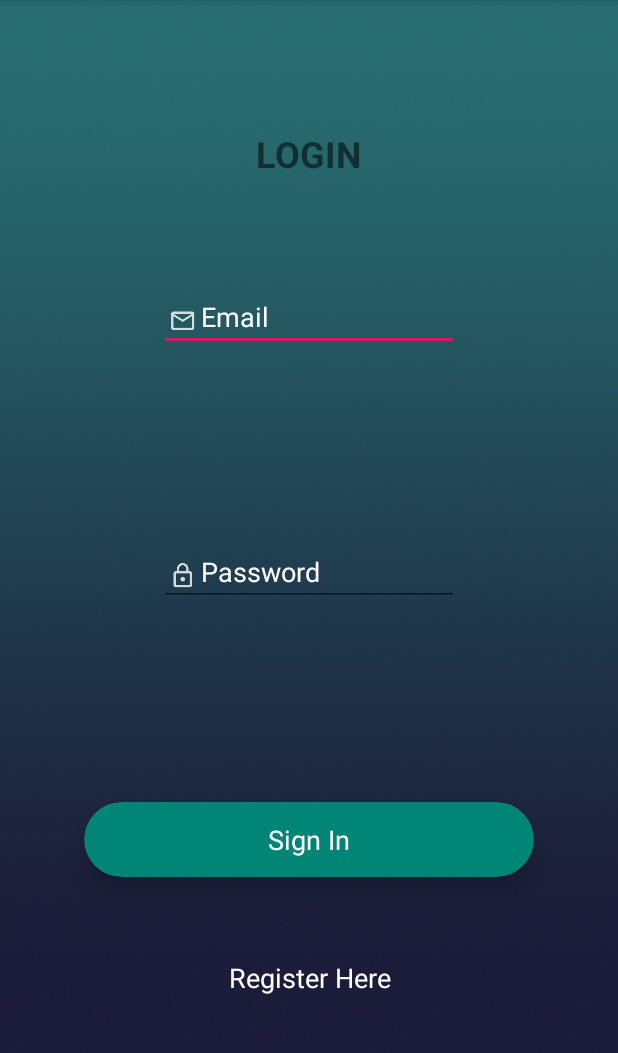
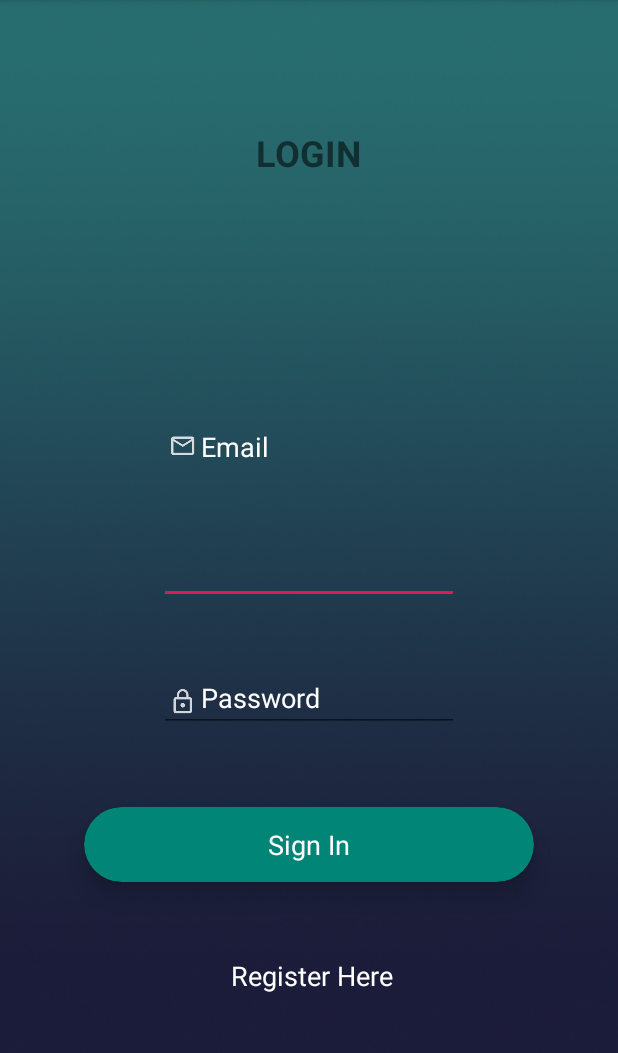
Before and after one commit to PatrickFurman/Homecooked, an Android app: the screen it shows after launch (Login), on a phone screen of 412 x 824 dp, the part 84-1137 px from its top. Run offline under Robolectric (Android 15) with nearby library versions, the phone set to English and light mode, and no system bars; our stand-ins replace Firebase (no records; nobody signed in at launch, a user with empty details on screens opened directly).

Commit message:
Merge branch 'master' of https://github.com/PatrickFurman/Homecooked
# Conflicts:
#	app/src/main/AndroidManifest.xml
#	app/src/main/java/com/homcooked/homecooked/Login.java
#	app/src/main/res/layout/activity_login.xml
#	app/src/main/res/values/strings.xml

```diff
--- a/app/src/main/res/layout/activity_login.xml
+++ b/app/src/main/res/layout/activity_login.xml
@@ -12,13 +12,15 @@
         android:id="@+id/etName"
         android:layout_width="200dp"
         android:layout_height="40dp"
-        android:layout_alignParentTop="true"
+        android:layout_above="@+id/etPassword"
+        android:layout_below="@+id/Login"
         android:layout_centerHorizontal="true"
-        android:layout_marginTop="194dp"
+        android:layout_marginTop="75dp"
+        android:layout_marginBottom="45dp"
         android:autofillHints=""
         android:drawableStart="@drawable/ic_action_email"
         android:ems="10"
-        android:hint="Email"
+        android:hint="@string/email"
         android:inputType="textPersonName"
         android:textColor="@color/common_google_signin_btn_text_dark_default"
         android:textColorHint="#fff"
@@ -30,7 +32,7 @@
         android:layout_height="wrap_content"
         android:layout_alignParentTop="true"
         android:layout_centerHorizontal="true"
-        android:layout_marginTop="86dp"
+        android:layout_marginTop="85dp"
         android:text="@string/login"
         android:textAllCaps="true"
         android:textSize="24sp"
@@ -40,12 +42,13 @@
         android:id="@+id/etPassword"
         android:layout_width="200dp"
         android:layout_height="40dp"
+        android:layout_above="@+id/Sign_in"
         android:layout_centerHorizontal="true"
-        android:layout_centerVertical="true"
+        android:layout_marginBottom="50dp"
         android:autofillHints=""
         android:drawableStart="@drawable/ic_action_password"
         android:ems="10"
-        android:hint="Password"
+        android:hint="@string/password"
         android:inputType="textPassword"
         android:textColor="@color/common_google_signin_btn_text_dark_default"
         android:textColorHint="#fff"
@@ -57,7 +60,7 @@
         android:layout_height="50dp"
         android:layout_alignParentBottom="true"
         android:layout_centerHorizontal="true"
-        android:layout_marginBottom="183dp"
+        android:layout_marginBottom="180dp"
         app:cardBackgroundColor="@color/colorPrimary"
 
         app:cardCornerRadius="25dp"
@@ -84,8 +87,8 @@
         android:layout_height="wrap_content"
         android:layout_alignEnd="@+id/Login"
         android:layout_alignParentBottom="true"
-        android:layout_marginEnd="-20dp"
-        android:layout_marginBottom="104dp"
+        android:layout_marginEnd="-21dp"
+        android:layout_marginBottom="105dp"
         android:text="@string/register_here"
         android:textColor="@color/common_google_signin_btn_text_dark_pressed"
         android:textSize="18sp" />
--- a/app/src/main/res/values/strings.xml
+++ b/app/src/main/res/values/strings.xml
@@ -14,5 +14,5 @@
     <string name="account_created">Registration Successful</string>
     <string name="load_more">Load more...</string>
     <string name="load_more_button">loadMoreButton</string>
->>>>>>> da3db47f4e78d9d3a296357510f1c9152461e598
+    >>>>>>> da3db47f4e78d9d3a296357510f1c9152461e598
 </resources>
```
